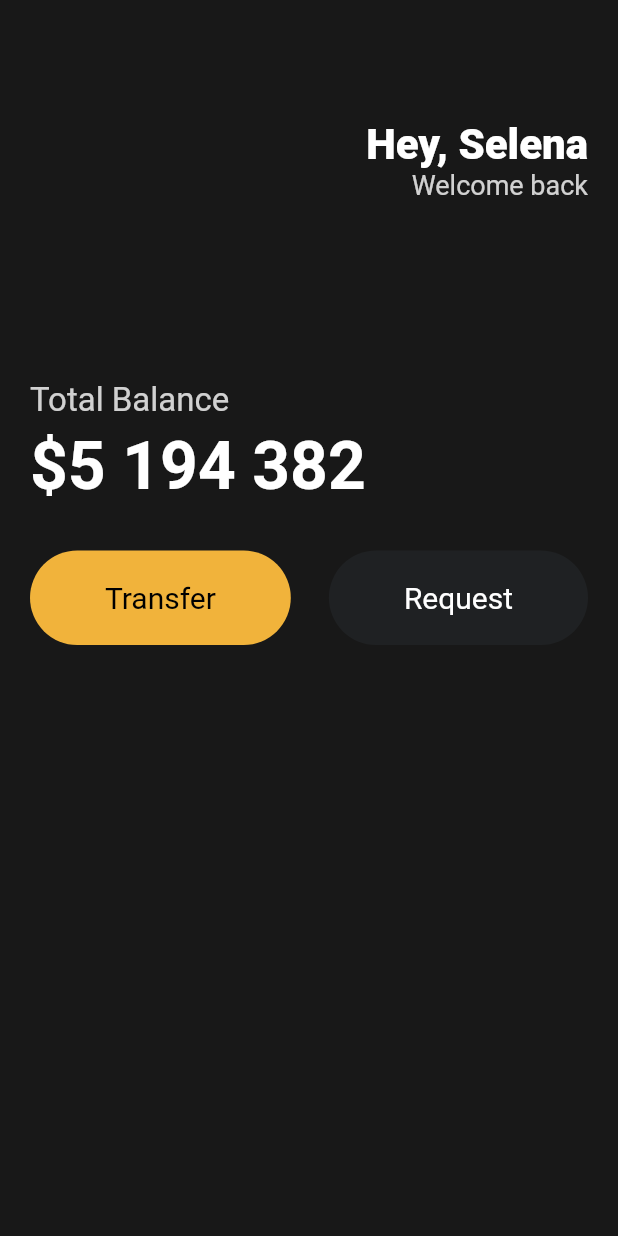
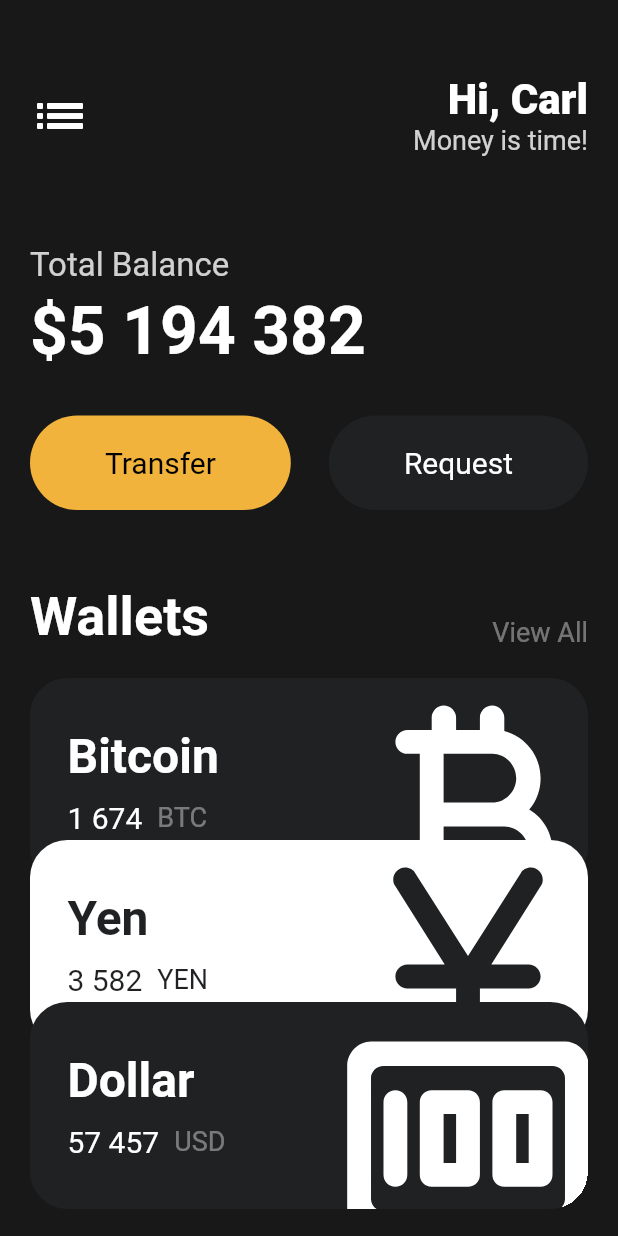
Before and after one commit to Carl-Lee91/toonflix, a Flutter app: the screen it shows after launch, on a phone screen of 412 x 824 dp. Run offline on Flutter 3.47's test engine with Material 2 defaults, Android fonts, the phone set to English and light mode, and no system bars.

Commit message:
03.16 flutter

```diff
--- a/lib/main.dart
+++ b/lib/main.dart
@@ -1,5 +1,6 @@
 import 'package:flutter/material.dart';
 import 'package:toonflix/widgets/button.dart';
+import 'package:toonflix/widgets/currency_card.dart';
 
 void main() {
   runApp(const App());
@@ -13,7 +14,8 @@ class App extends StatelessWidget {
     return MaterialApp(
       home: Scaffold(
         backgroundColor: const Color(0xFF181818),
-        body: Padding(
+        body: SingleChildScrollView(
+          child: Padding(
             padding: const EdgeInsets.symmetric(
               horizontal: 20,
             ),
@@ -21,16 +23,21 @@ class App extends StatelessWidget {
               crossAxisAlignment: CrossAxisAlignment.start,
               children: [
                 const SizedBox(
-                height: 80,
+                  height: 50,
                 ),
                 Row(
-                mainAxisAlignment: MainAxisAlignment.end,
+                  mainAxisAlignment: MainAxisAlignment.spaceBetween,
                   children: [
+                    const Icon(
+                      Icons.list_outlined,
+                      size: 40,
+                      color: Colors.white,
+                    ),
                     Column(
                       crossAxisAlignment: CrossAxisAlignment.end,
                       children: [
                         const Text(
-                        'Hey, Selena',
+                          'Hi, Carl',
                           style: TextStyle(
                             color: Colors.white,
                             fontSize: 28,
@@ -38,7 +45,7 @@ class App extends StatelessWidget {
                           ),
                         ),
                         Text(
-                        'Welcome back',
+                          'Money is time!',
                           style: TextStyle(
                             color: Colors.white.withOpacity(0.8),
                             fontSize: 18,
@@ -49,7 +56,7 @@ class App extends StatelessWidget {
                   ],
                 ),
                 const SizedBox(
-                height: 120,
+                  height: 60,
                 ),
                 Text(
                   'Total Balance',
@@ -86,8 +93,60 @@ class App extends StatelessWidget {
                       textColor: Colors.white,
                     ),
                   ],
-              )
+                ),
+                const SizedBox(
+                  height: 50,
+                ),
+                Row(
+                  mainAxisAlignment: MainAxisAlignment.spaceBetween,
+                  crossAxisAlignment: CrossAxisAlignment.end,
+                  children: [
+                    const Text(
+                      'Wallets',
+                      style: TextStyle(
+                        color: Colors.white,
+                        fontSize: 36,
+                        fontWeight: FontWeight.w600,
+                      ),
+                    ),
+                    Text(
+                      'View All',
+                      style: TextStyle(
+                        color: Colors.white.withOpacity(0.4),
+                        fontSize: 18,
+                      ),
+                    ),
                   ],
+                ),
+                const SizedBox(
+                  height: 20,
+                ),
+                const CurrencyCard(
+                  name: 'Bitcoin',
+                  code: 'BTC',
+                  amount: '1 674',
+                  icon: Icons.currency_bitcoin_rounded,
+                  isInverted: false,
+                  order: 0,
+                ),
+                const CurrencyCard(
+                  name: 'Yen',
+                  code: 'YEN',
+                  amount: '3 582',
+                  icon: Icons.currency_yen_rounded,
+                  isInverted: true,
+                  order: 1,
+                ),
+                const CurrencyCard(
+                  name: 'Dollar',
+                  code: 'USD',
+                  amount: '57 457',
+                  icon: Icons.money_rounded,
+                  isInverted: false,
+                  order: 2,
+                ),
+              ],
+            ),
           ),
         ),
       ),
--- /dev/null
+++ b/lib/widgets/currency_card.dart
@@ -0,0 +1,95 @@
+import 'package:flutter/material.dart';
+
+class CurrencyCard extends StatelessWidget {
+  final String name, code, amount;
+  final IconData icon;
+  final bool isInverted;
+  final double order;
+
+  final _blackColor = const Color(0xFF1F2123);
+
+  const CurrencyCard({
+    super.key,
+    required this.name,
+    required this.code,
+    required this.amount,
+    required this.icon,
+    required this.isInverted,
+    required this.order,
+  });
+
+  @override
+  Widget build(BuildContext context) {
+    return Transform.translate(
+      offset: order == 0 ? const Offset(0, 0) : Offset(0, order * -30),
+      child: Container(
+        clipBehavior: Clip.hardEdge,
+        decoration: BoxDecoration(
+          color: isInverted ? Colors.white : _blackColor,
+          borderRadius: BorderRadius.circular(25),
+        ),
+        child: Padding(
+          padding: const EdgeInsets.all(25),
+          child: Row(
+            mainAxisAlignment: MainAxisAlignment.spaceBetween,
+            children: [
+              Column(
+                crossAxisAlignment: CrossAxisAlignment.start,
+                children: [
+                  Text(
+                    name,
+                    style: TextStyle(
+                      color: isInverted ? _blackColor : Colors.white,
+                      fontSize: 32,
+                      fontWeight: FontWeight.w600,
+                    ),
+                  ),
+                  const SizedBox(
+                    height: 10,
+                  ),
+                  Row(
+                    children: [
+                      Text(
+                        amount,
+                        style: TextStyle(
+                          color: isInverted ? _blackColor : Colors.white,
+                          fontSize: 20,
+                        ),
+                      ),
+                      const SizedBox(
+                        width: 10,
+                      ),
+                      Text(
+                        code,
+                        style: TextStyle(
+                          color: isInverted
+                              ? _blackColor
+                              : Colors.white.withOpacity(0.4),
+                          fontSize: 18,
+                        ),
+                      ),
+                    ],
+                  ),
+                ],
+              ),
+              Transform.scale(
+                scale: 2.2,
+                child: Transform.translate(
+                  offset: const Offset(
+                    -5,
+                    10,
+                  ),
+                  child: Icon(
+                    icon,
+                    color: isInverted ? _blackColor : Colors.white,
+                    size: 88,
+                  ),
+                ),
+              ),
+            ],
+          ),
+        ),
+      ),
+    );
+  }
+}
```
Lines whose indentation alone changed are shown as unchanged.
